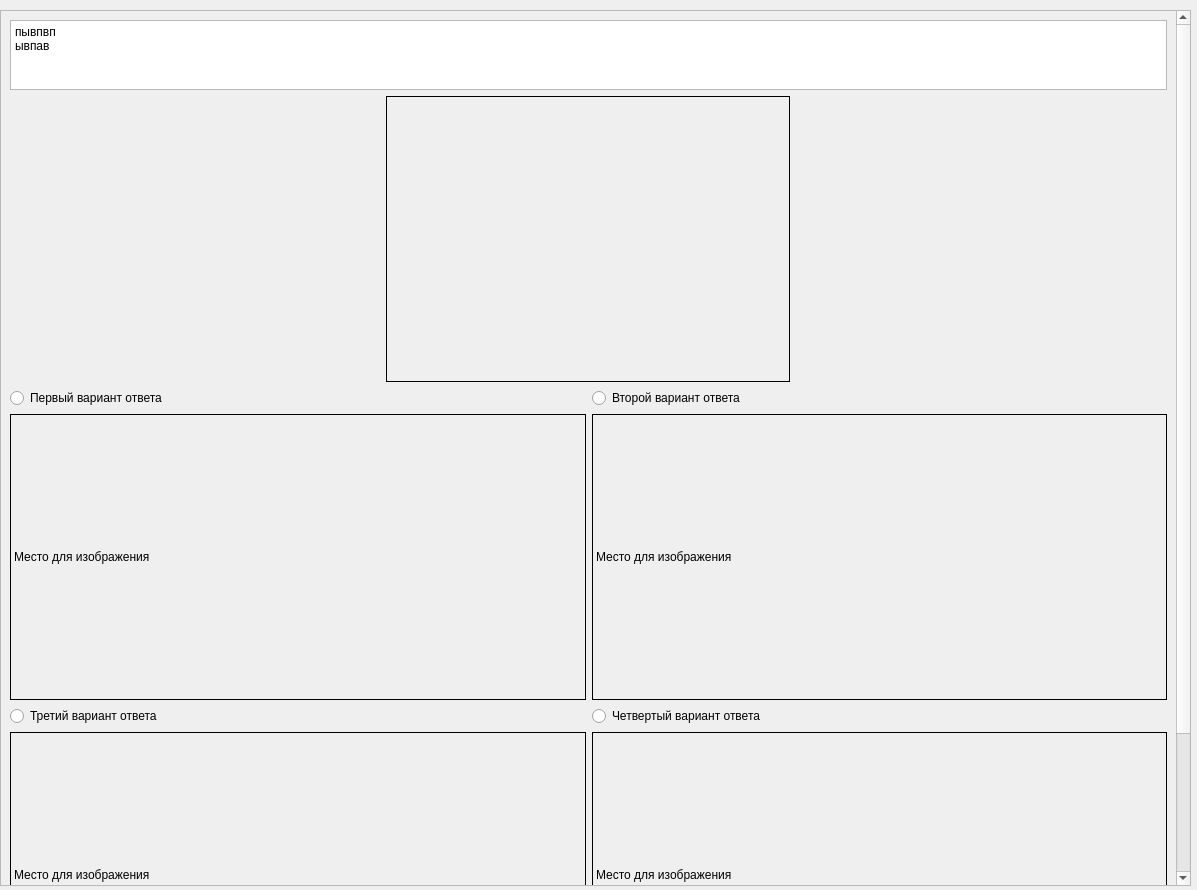
First picture: the form in client/UI/client_test2.ui, repository Scykorr/dmitr_client_serv_test, before the edit.
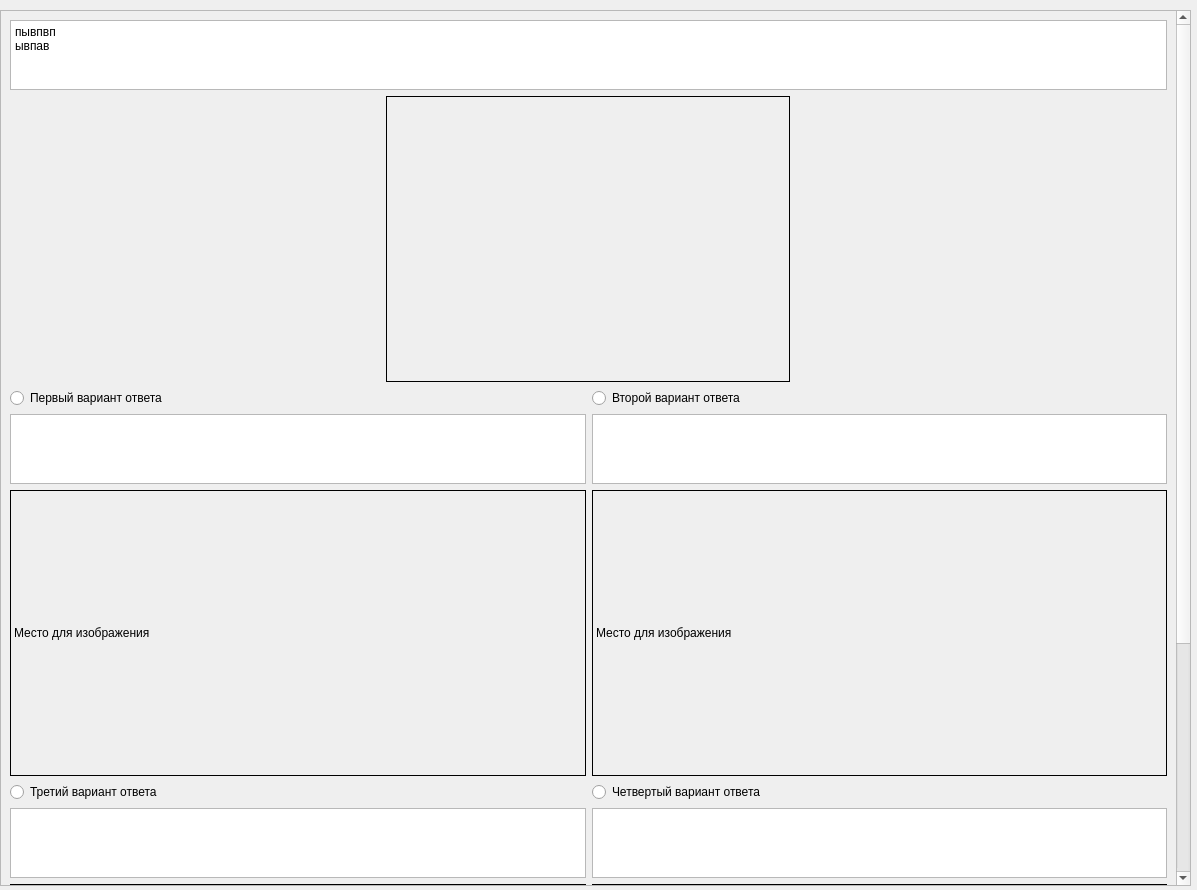
Second picture: the form after the edit.

```diff
--- a/client/UI/client_test2.ui
+++ b/client/UI/client_test2.ui
@@ -44,9 +44,9 @@
     <property name="geometry">
      <rect>
       <x>0</x>
-      <y>0</y>
+      <y>-340</y>
       <width>1172</width>
-      <height>1056</height>
+      <height>1214</height>
      </rect>
     </property>
     <layout class="QVBoxLayout" name="verticalLayout_18">
@@ -105,6 +105,16 @@
          </item>
         </layout>
        </item>
+       <item>
+        <layout class="QHBoxLayout" name="horizontalLayout">
+         <item>
+          <widget class="QTextBrowser" name="textBrowser_2"/>
+         </item>
+         <item>
+          <widget class="QTextBrowser" name="textBrowser"/>
+         </item>
+        </layout>
+       </item>
        <item>
         <layout class="QHBoxLayout" name="horizontalLayout_7">
          <item>
@@ -159,6 +169,16 @@
          </item>
         </layout>
        </item>
+       <item>
+        <layout class="QHBoxLayout" name="horizontalLayout_2">
+         <item>
+          <widget class="QTextBrowser" name="textBrowser_4"/>
+         </item>
+         <item>
+          <widget class="QTextBrowser" name="textBrowser_3"/>
+         </item>
+        </layout>
+       </item>
        <item>
         <layout class="QHBoxLayout" name="horizontalLayout_9">
          <item>
```
